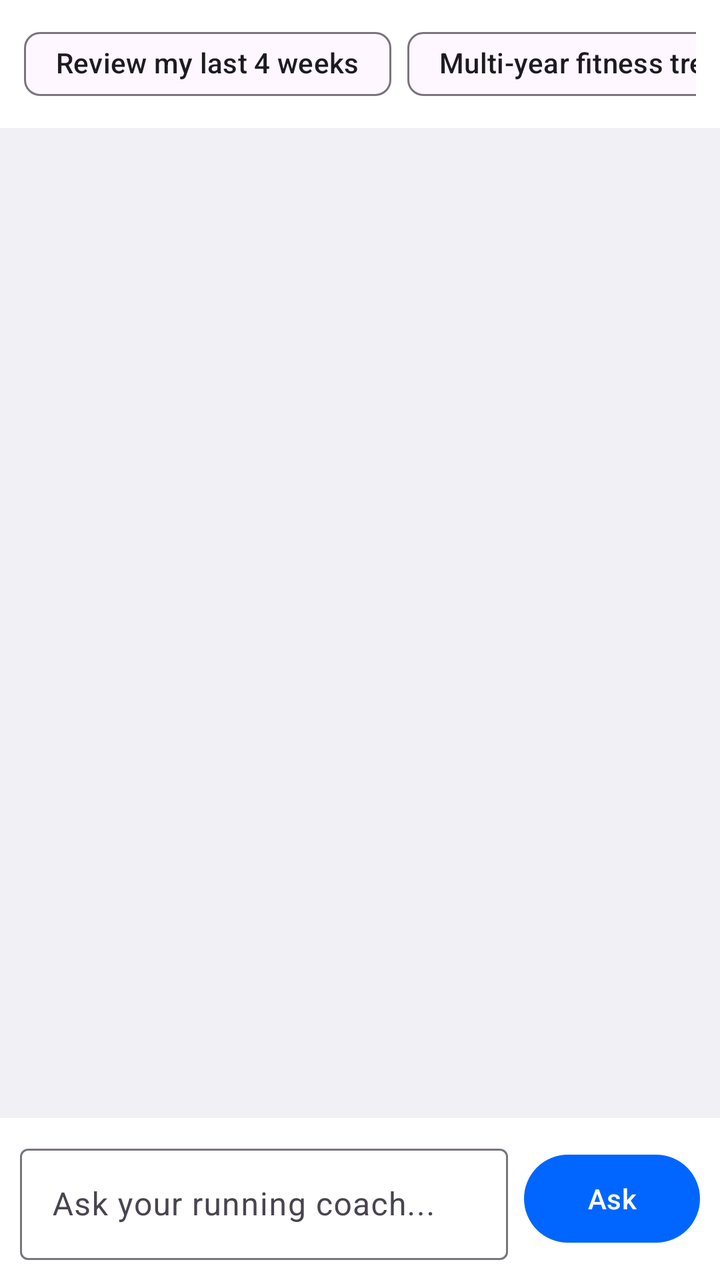
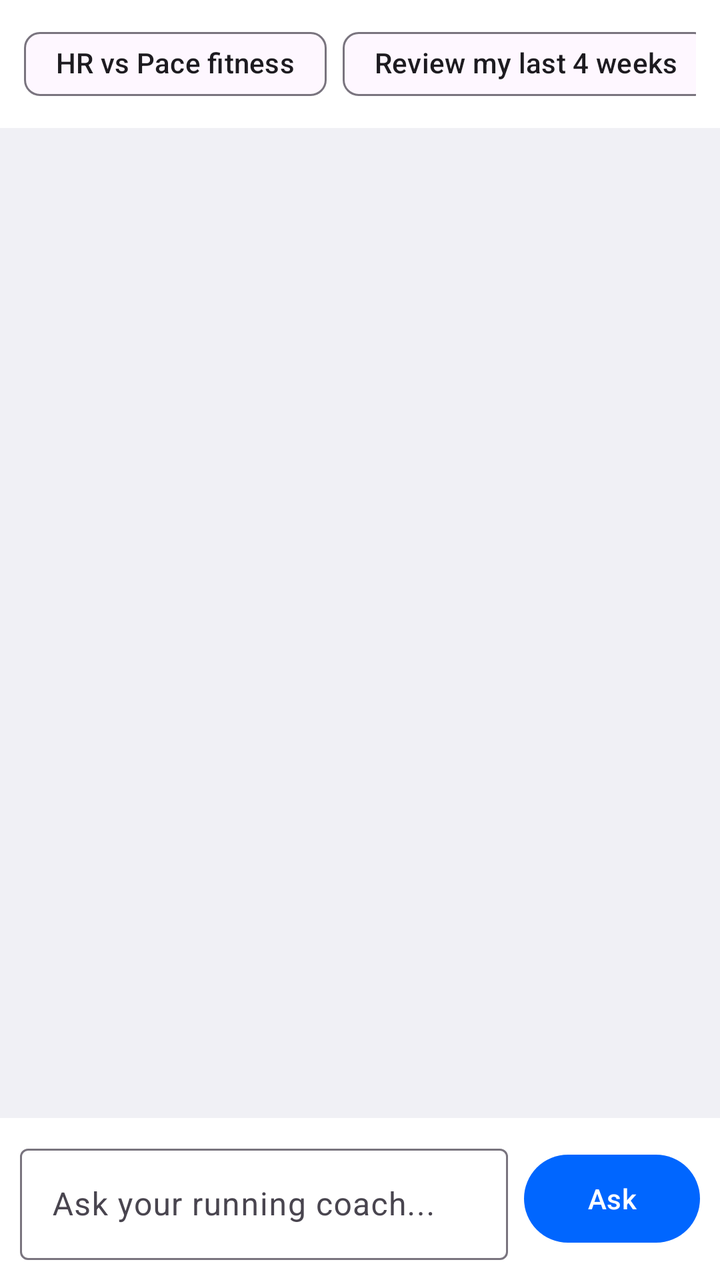

Before-and-after screenshots of an Android layout around one commit, followed by the original layout XML and the change that was made.
<!-- AndroidManifest.xml: application theme Theme.RunStats -->
<!-- res/layout/fragment_coach.xml -->
<?xml version="1.0" encoding="utf-8"?>
<LinearLayout xmlns:android="http://schemas.android.com/apk/res/android"
    xmlns:app="http://schemas.android.com/apk/res-auto"
    android:layout_width="match_parent"
    android:layout_height="match_parent"
    android:background="@color/bg_screen"
    android:orientation="vertical">

    
    <HorizontalScrollView
        android:layout_width="match_parent"
        android:layout_height="wrap_content"
        android:background="@color/bg_card"
        android:paddingStart="12dp"
        android:paddingTop="8dp"
        android:paddingEnd="12dp"
        android:paddingBottom="8dp"
        android:scrollbars="none">

        <com.google.android.material.chip.ChipGroup
            android:id="@+id/chipGroupPrompts"
            android:layout_width="wrap_content"
            android:layout_height="wrap_content"
            app:singleLine="true">

            <com.google.android.material.chip.Chip
                android:id="@+id/chipPromptMonth"
                style="@style/Widget.Material3.Chip.Assist"
                android:layout_width="wrap_content"
                android:layout_height="wrap_content"
                android:text="Review my last 4 weeks" />

            <com.google.android.material.chip.Chip
                android:id="@+id/chipPromptYears"
                style="@style/Widget.Material3.Chip.Assist"
                android:layout_width="wrap_content"
                android:layout_height="wrap_content"
                android:text="Multi-year fitness trend" />

            <com.google.android.material.chip.Chip
                android:id="@+id/chipPromptInjury"
                style="@style/Widget.Material3.Chip.Assist"
                android:layout_width="wrap_content"
                android:layout_height="wrap_content"
                android:text="Am I ramping mileage safely?" />

            <com.google.android.material.chip.Chip
                android:id="@+id/chipPromptNextWeek"
                style="@style/Widget.Material3.Chip.Assist"
                android:layout_width="wrap_content"
                android:layout_height="wrap_content"
                android:text="Plan next week's runs" />
        </com.google.android.material.chip.ChipGroup>
    </HorizontalScrollView>

    <androidx.recyclerview.widget.RecyclerView
        android:id="@+id/rvChat"
        android:layout_width="match_parent"
        android:layout_height="0dp"
        android:layout_weight="1"
        android:clipToPadding="false"
        android:padding="12dp" />

    <TextView
        android:id="@+id/tvCoachStatus"
        android:layout_width="match_parent"
        android:layout_height="wrap_content"
        android:background="@color/bg_card"
        android:paddingStart="14dp"
        android:paddingTop="4dp"
        android:paddingEnd="14dp"
        android:paddingBottom="2dp"
        android:text=""
        android:textColor="@color/brand_blue_primary"
        android:textSize="12sp"
        android:visibility="gone" />

    <ProgressBar
        android:id="@+id/progressCoach"
        style="?android:attr/progressBarStyleHorizontal"
        android:layout_width="match_parent"
        android:layout_height="4dp"
        android:indeterminate="true"
        android:visibility="gone" />

    
    <LinearLayout
        android:layout_width="match_parent"
        android:layout_height="wrap_content"
        android:background="@color/bg_card"
        android:gravity="center_vertical"
        android:orientation="horizontal"
        android:padding="10dp">

        <com.google.android.material.textfield.TextInputLayout
            style="@style/Widget.Material3.TextInputLayout.OutlinedBox"
            android:layout_width="0dp"
            android:layout_height="wrap_content"
            android:layout_marginEnd="8dp"
            android:layout_weight="1"
            android:hint="Ask your running coach...">

            <com.google.android.material.textfield.TextInputEditText
                android:id="@+id/etCoachMessage"
                android:layout_width="match_parent"
                android:layout_height="wrap_content"
                android:inputType="textCapSentences|textMultiLine"
                android:maxLines="4" />
        </com.google.android.material.textfield.TextInputLayout>

        <com.google.android.material.button.MaterialButton
            android:id="@+id/btnSendCoach"
            android:layout_width="wrap_content"
            android:layout_height="52dp"
            android:text="Ask"
            android:textAllCaps="false" />
    </LinearLayout>

</LinearLayout>
<!-- resources referenced by this layout -->
<resources>
  <color name="bg_card">#FFFFFF</color>
  <color name="bg_screen">#F0F0F5</color>
  <color name="brand_blue_primary">#0066FF</color>
  <style name="Theme.RunStats" parent="Theme.Material3.DayNight.NoActionBar">
          <item name="colorPrimary">@color/brand_blue_primary</item>
          <item name="colorOnPrimary">#FFFFFF</item>
          <item name="colorPrimaryContainer">@color/brand_blue_tint</item>
          <item name="colorOnPrimaryContainer">@color/brand_blue_primary</item>
          <item name="colorSecondary">@color/brand_cyan</item>
          <item name="colorOnSecondary">#FFFFFF</item>
          <item name="colorSecondaryContainer">@color/brand_blue_tint</item>
          <item name="colorOnSecondaryContainer">@color/brand_blue_primary</item>
          <item name="android:statusBarColor">@color/bg_card</item>
          <item name="android:windowLightStatusBar">true</item>
          <item name="android:colorBackground">@color/bg_screen</item>
      </style>
  <color name="brand_blue_tint">#E8F1FF</color>
  <color name="brand_cyan">#00A3BF</color>
</resources>

<!-- the commit's change to res/layout/fragment_coach.xml (unified diff, before → after) -->
@@ -22,6 +22,13 @@
             android:layout_width="wrap_content"
             android:layout_height="wrap_content"
             app:singleLine="true">
+
+            <com.google.android.material.chip.Chip
+                android:id="@+id/chipPromptHrPace"
+                style="@style/Widget.Material3.Chip.Assist"
+                android:layout_width="wrap_content"
+                android:layout_height="wrap_content"
+                android:text="HR vs Pace fitness" />
 
             <com.google.android.material.chip.Chip
                 android:id="@+id/chipPromptMonth"
